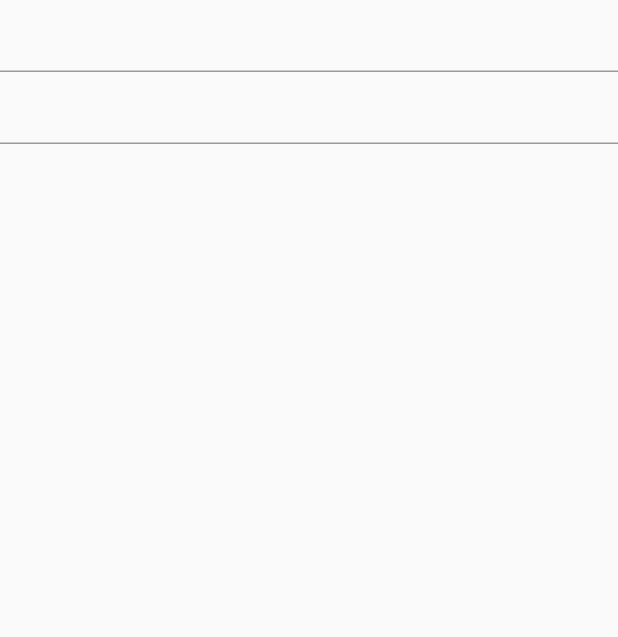
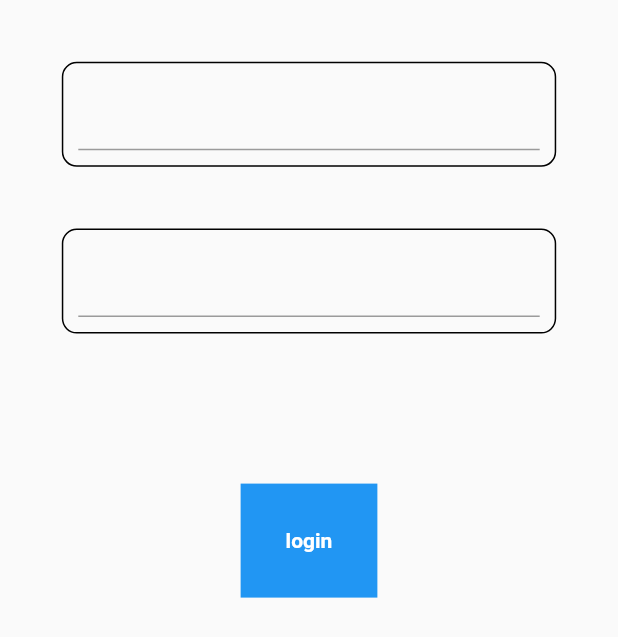
Before and after one commit to niitish/atGEC, a Flutter app: the LoginPage screen opened directly, on a phone screen of 412 x 824 dp. Shown: the top 637 px of the screen. Run offline on Flutter 3.47's test engine with Material 2 defaults, Android fonts, the phone set to English and light mode, and no system bars; network calls fail.

Commit message:
added profile page with changes in login page

```diff
--- a/lib/main.dart
+++ b/lib/main.dart
@@ -1,5 +1,7 @@
+import 'package:at_gec/screens/login_page.dart';
 import 'package:flutter/material.dart';
-import 'screens/homePage.dart';
+import 'screens/home_page.dart';
+import 'screens/login_page.dart';
 
 void main() {
   runApp(const MyApp());
@@ -26,6 +28,7 @@ class MyApp extends StatelessWidget {
         primarySwatch: Colors.blue,
       ),
       home: const HomePage(),
+      // home: LoginPage(),
     );
   }
 }
--- a/lib/screens/login.dart
+++ /dev/null
@@ -1,46 +0,0 @@
-import 'package:flutter/material.dart';
-
-class LoginPage extends StatefulWidget {
-  const LoginPage({super.key});
-
-  @override
-  State<LoginPage> createState() => _LoginPageState();
-}
-
-class _LoginPageState extends State<LoginPage> {
-  final _formKey = GlobalKey<FormState>();
-
-  final Map<String, TextEditingController> loginController = {
-    'userName': TextEditingController(),
-    'password': TextEditingController()
-  };
-
-  @override
-  Widget build(BuildContext context) {
-    return Scaffold(
-      body: Center(
-        child: Form(
-          key: _formKey,
-          child: Column(children: [
-            TextFormField(
-              controller: loginController['username'],
-              validator: (value) {
-                if (value == null || value.isEmpty) {
-                  return "Please enter some value";
-                }
-              },
-            ),
-            TextFormField(
-              controller: loginController['password'],
-              validator: (value) {
-                if (value == null || value.isEmpty) {
-                  return "Please enter some value";
-                } else {}
-              },
-            ),
-          ]),
-        ),
-      ),
-    );
-  }
-}
--- /dev/null
+++ b/lib/screens/login_page.dart
@@ -0,0 +1,90 @@
+import 'package:flutter/material.dart';
+
+class LoginPage extends StatefulWidget {
+  const LoginPage({super.key});
+
+  @override
+  State<LoginPage> createState() => _LoginPageState();
+}
+
+class _LoginPageState extends State<LoginPage> {
+  final _formKey = GlobalKey<FormState>();
+
+  final Map<String, TextEditingController> loginController = {
+    'userName': TextEditingController(),
+    'password': TextEditingController()
+  };
+
+  @override
+  Widget build(BuildContext context) {
+    double screenWidth = MediaQuery.of(context).size.width;
+
+    return Scaffold(
+      body: SafeArea(
+        child: Center(
+          child: Form(
+            key: _formKey,
+            child: Column(children: [
+              CustomTextField(
+                screenWidth: screenWidth,
+                controller: loginController['userName'],
+              ),
+              CustomTextField(
+                screenWidth: screenWidth,
+                controller: loginController['password'],
+              ),
+              InkWell(
+                child: Container(
+                  margin: EdgeInsets.only(top: 100),
+                  color: Colors.blue,
+                  padding: const EdgeInsets.all(30),
+                  child: const Text(
+                    "login",
+                    style: TextStyle(
+                      color: Colors.white,
+                      fontWeight: FontWeight.bold,
+                    ),
+                  ),
+                ),
+              )
+            ]),
+          ),
+        ),
+      ),
+    );
+  }
+}
+
+class CustomTextField extends StatelessWidget {
+  const CustomTextField({
+    Key? key,
+    required this.screenWidth,
+    required this.controller,
+  }) : super(key: key);
+
+  final double screenWidth;
+  final TextEditingController? controller;
+
+  @override
+  Widget build(BuildContext context) {
+    return Container(
+      margin: EdgeInsets.only(
+        left: screenWidth / 10,
+        right: screenWidth / 10,
+        top: screenWidth / 10,
+      ),
+      decoration: BoxDecoration(
+          border: Border.all(color: Colors.black),
+          borderRadius: BorderRadius.circular(10)),
+      padding: const EdgeInsets.all(10),
+      child: TextFormField(
+        controller: controller,
+        validator: (value) {
+          if (value == null || value.isEmpty) {
+            return "Please enter some value";
+          }
+        },
+      ),
+    );
+  }
+}
```
Also changed, not shown: lib/screens/homePage.dart (deleted, +0 -88 lines), lib/screens/home_page.dart (added, +135 -0 lines), lib/screens/profile_page.dart (added, +60 -0 lines).
